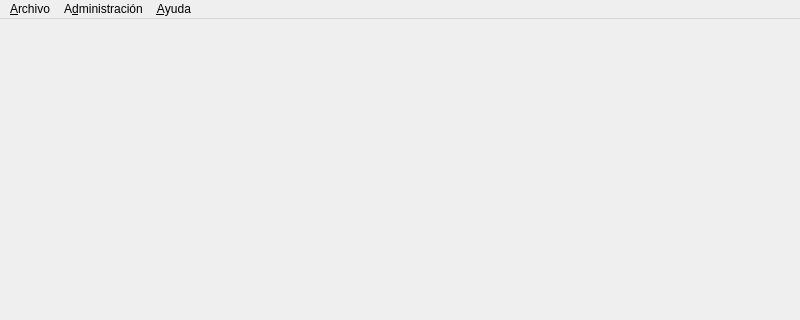
Old version of the form views/forms_ui/main.ui in the repository serk82/nexus_admin_client; both pictures show x 0 to 800 and y 0 to 320 of the 800 by 600 pixel window.
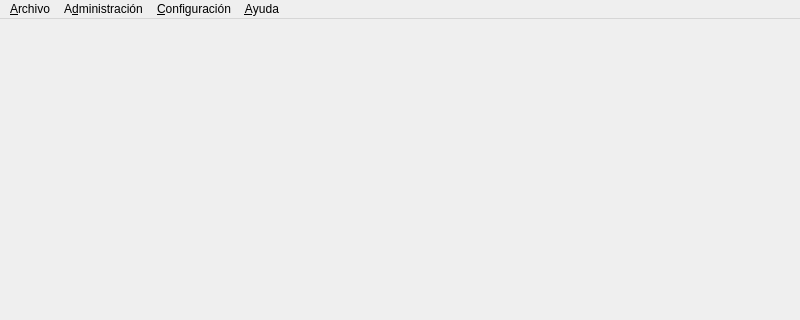
New version of the form.

Commit message: Refactor: agrega configuración de notificaciones y actualiza la interfaz principal

Patch:
```diff
--- a/views/forms_ui/main.ui
+++ b/views/forms_ui/main.ui
@@ -47,8 +47,15 @@
     </property>
     <addaction name="action_about"/>
    </widget>
+   <widget class="QMenu" name="menu_Mi_Cuenta">
+    <property name="title">
+     <string>&amp;Configuración</string>
+    </property>
+    <addaction name="action_notification_settings"/>
+   </widget>
    <addaction name="menu_archive"/>
    <addaction name="menu_administration"/>
+   <addaction name="menu_Mi_Cuenta"/>
    <addaction name="menu_help"/>
   </widget>
   <widget class="QStatusBar" name="statusbar">
```
Left out of the diff: 5 changed lines with no effect on the pictures. The commit also changes 7 other files.
